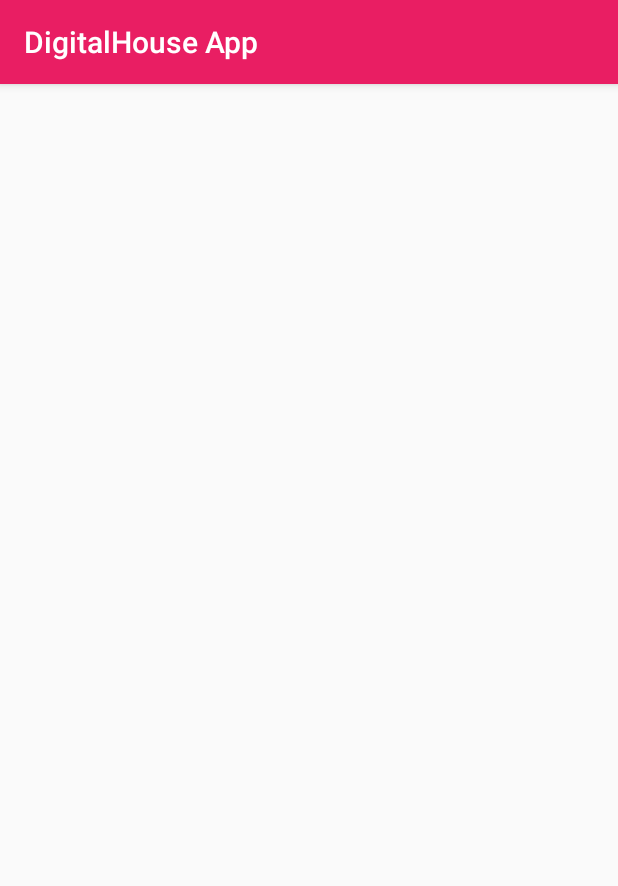
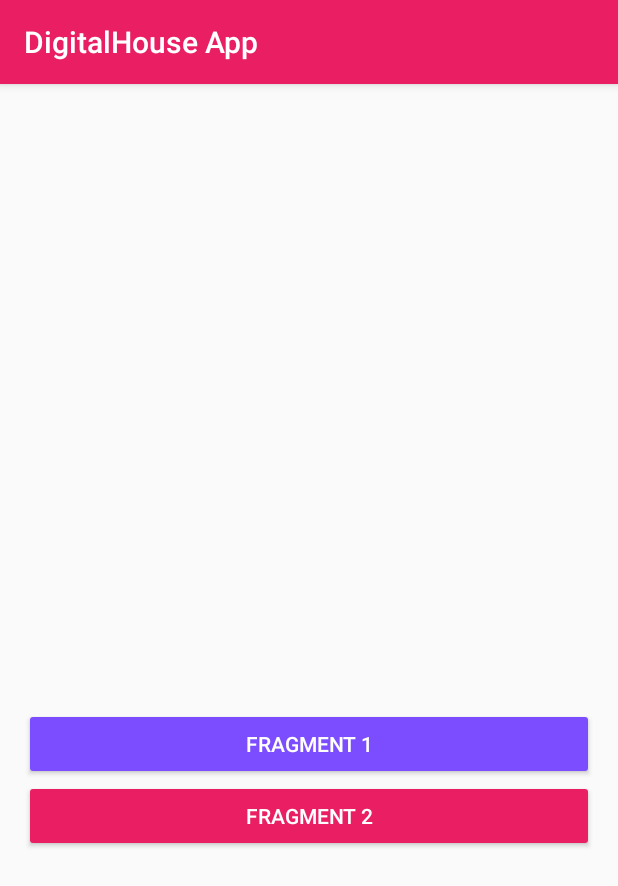
Before and after one commit to DigitalHouseBrasil/Mobile02, an Android app: the HomeActivity screen opened directly, with no data from a screen before it, on a phone screen of 412 x 824 dp. Shown: the top 886 px of the screen. Run offline under Robolectric (Android 15) with nearby library versions, the phone set to English and light mode, and no system bars.

Commit message:
Add fragments Posts and Comments

```diff
--- a/DigitalHouseApp/app/build.gradle
+++ b/DigitalHouseApp/app/build.gradle
@@ -32,6 +32,7 @@ dependencies {
     //##################### circular image view  ##########################
     implementation 'de.hdodenhof:circleimageview:2.2.0'
 
+    implementation 'com.android.support:support-v4:27.1.1'
     testImplementation 'junit:junit:4.12'
     androidTestImplementation 'com.android.support.test:runner:1.0.2'
     androidTestImplementation 'com.android.support.test.espresso:espresso-core:3.0.2'
--- a/DigitalHouseApp/app/src/main/java/br/com/digitalhouse/digitalhouseapp/HomeActivity.java
+++ b/DigitalHouseApp/app/src/main/java/br/com/digitalhouse/digitalhouseapp/HomeActivity.java
@@ -1,9 +1,13 @@
 package br.com.digitalhouse.digitalhouseapp;
 
-import android.content.Intent;
+import android.os.Bundle;
+import android.support.v4.app.Fragment;
+import android.support.v4.app.FragmentTransaction;
 import android.support.v7.app.AppCompatActivity;
-import android.os.Bundle;
-import android.widget.TextView;
+import android.view.View;
+
+import br.com.digitalhouse.digitalhouseapp.fragments.CommentsFragment;
+import br.com.digitalhouse.digitalhouseapp.fragments.PostsFragment;
 
 public class HomeActivity extends AppCompatActivity {
 
@@ -11,13 +15,34 @@ public class HomeActivity extends AppCompatActivity {
     protected void onCreate(Bundle savedInstanceState) {
         super.onCreate(savedInstanceState);
         setContentView(R.layout.activity_home);
+    }
 
-        TextView email = findViewById(R.id.email_home);
+    public void changeFragmentOne(View view) {
+        // Instacia o fragmento de Posts
+        Fragment fragment = new PostsFragment();
 
-        Intent intent = getIntent();
+        // Chama o replace passando uma instancia do fragmento de posts
+        replaceFragment(fragment, R.id.content_one, "POSTS");
+    }
 
-        Bundle bundle = intent.getExtras();
+    public void changeFragmentTwo(View view) {
 
-        email.setText(bundle.getString("email"));
+        // Chama o replace passando uma instancia do fragmento de comentários
+        replaceFragment(new CommentsFragment(), R.id.content_two, "COMMENTS");
+    }
+
+    // Substitui o conteiner com o fragment passado e adiciona a pilha
+    public void replaceFragment(Fragment fragment, int container, String stack) {
+        //Inicia uma transação
+        FragmentTransaction transaction = getSupportFragmentManager().beginTransaction();
+
+        // Substitu o container com o fragmento
+        transaction.replace(container, fragment);
+
+        // Adiciona a pilha de fragmentos
+        transaction.addToBackStack(stack);
+
+        // Comita/Finaliza a transação
+        transaction.commit();
     }
 }
--- a/DigitalHouseApp/app/src/main/java/br/com/digitalhouse/digitalhouseapp/LoginActivity.java
+++ b/DigitalHouseApp/app/src/main/java/br/com/digitalhouse/digitalhouseapp/LoginActivity.java
@@ -44,6 +44,8 @@ public class LoginActivity extends AppCompatActivity {
                     bundle.putString("email", emailString);
                     intent.putExtras(bundle);
 
+
+
                     // Iniciamos a chamada para a proxima activity passando a intenção
                     startActivity(intent);
                 } else {
--- a/DigitalHouseApp/app/src/main/java/br/com/digitalhouse/digitalhouseapp/RegisterActivity.java
+++ b/DigitalHouseApp/app/src/main/java/br/com/digitalhouse/digitalhouseapp/RegisterActivity.java
@@ -3,6 +3,7 @@ package br.com.digitalhouse.digitalhouseapp;
 import android.os.Bundle;
 import android.support.design.widget.TextInputLayout;
 import android.support.v7.app.AppCompatActivity;
+import android.view.View;
 import android.widget.Button;
 
 public class RegisterActivity extends AppCompatActivity {
@@ -22,5 +23,6 @@ public class RegisterActivity extends AppCompatActivity {
         textInputPassword = findViewById(R.id.text_input_password);
         textInputRepeatePassword = findViewById(R.id.text_input_repeate_password);
         btnRegisterNow = findViewById(R.id.btn_register_now);
+
     }
 }
--- a/DigitalHouseApp/app/src/main/res/layout/activity_home.xml
+++ b/DigitalHouseApp/app/src/main/res/layout/activity_home.xml
@@ -1,17 +1,35 @@
 <?xml version="1.0" encoding="utf-8"?>
-<android.support.constraint.ConstraintLayout xmlns:android="http://schemas.android.com/apk/res/android"
-    xmlns:app="http://schemas.android.com/apk/res-auto"
+<LinearLayout xmlns:android="http://schemas.android.com/apk/res/android"
     xmlns:tools="http://schemas.android.com/tools"
     android:layout_width="match_parent"
     android:layout_height="match_parent"
-    tools:context=".HomeActivity">
+    android:orientation="vertical"
+    tools:context=".HomeActivity"
+    android:padding="16dp">
 
-    <TextView
+    <FrameLayout
+        android:id="@+id/content_one"
         android:layout_width="match_parent"
-        android:layout_height="match_parent"
-        android:gravity="center"
-        android:id="@+id/email_home"
-        android:textSize="26sp"/>
+        android:layout_height="200dp" />
 
+    <FrameLayout
+        android:id="@+id/content_two"
+        android:layout_width="match_parent"
+        android:layout_height="200dp" />
 
-</android.support.constraint.ConstraintLayout>
+    <android.support.v7.widget.AppCompatButton
+        style="@style/Widget.AppCompat.Button.Colored"
+        android:layout_width="match_parent"
+        android:layout_height="wrap_content"
+        android:onClick="changeFragmentOne"
+        android:text="Fragment 1" />
+
+    <android.support.v7.widget.AppCompatButton
+        style="@style/Widget.AppCompat.Button.Colored"
+        android:layout_width="match_parent"
+        android:layout_height="wrap_content"
+        android:onClick="changeFragmentTwo"
+        android:backgroundTint="@color/primary"
+        android:text="Fragment 2" />
+
+</LinearLayout>
--- a/DigitalHouseApp/app/src/main/res/values/strings.xml
+++ b/DigitalHouseApp/app/src/main/res/values/strings.xml
@@ -7,4 +7,7 @@
     <string name="input_login_twitter">Login with Twitter</string>
     <string name="input_login_google">Login with Google</string>
     <string name="register_now">Register now</string>
+
+    <!-- TODO: Remove or change this placeholder text -->
+    <string name="hello_blank_fragment">Hello blank fragment</string>
 </resources>
```
Also changed, not shown: DigitalHouseApp/app/src/main/java/br/com/digitalhouse/digitalhouseapp/fragments/CommentsFragment.java (added, +30 -0 lines), DigitalHouseApp/app/src/main/java/br/com/digitalhouse/digitalhouseapp/fragments/PostsFragment.java (added, +27 -0 lines), DigitalHouseApp/app/src/main/res/layout/fragment_comments.xml (added, +10 -0 lines), DigitalHouseApp/app/src/main/res/layout/fragment_posts.xml (added, +7 -0 lines).
